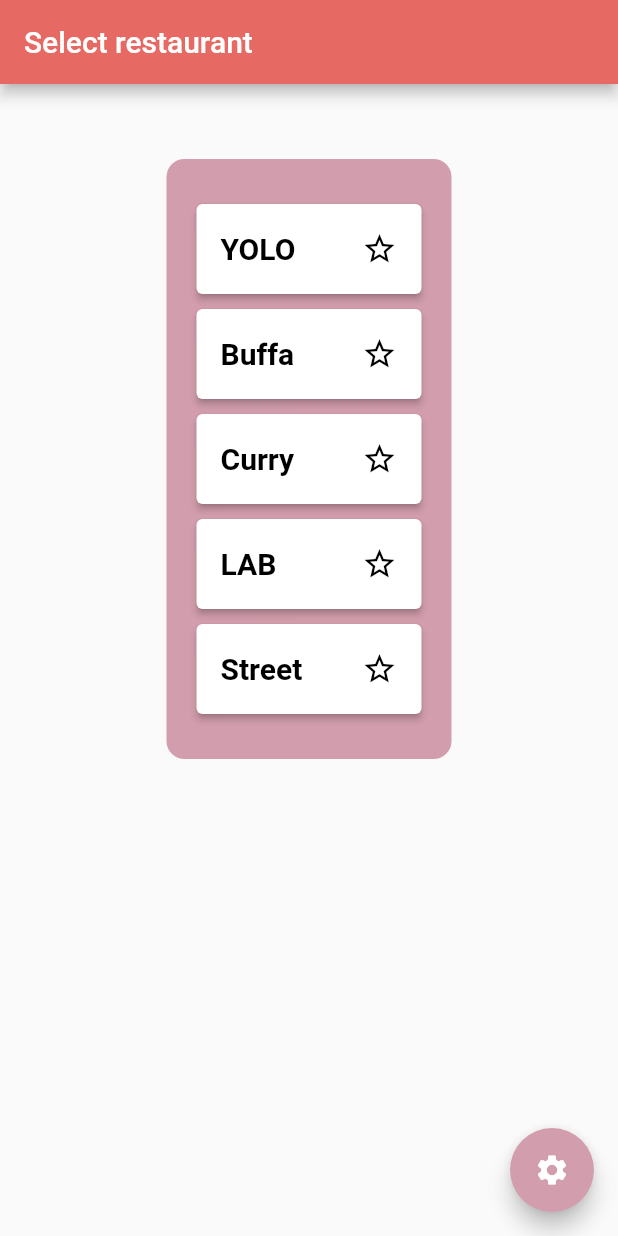
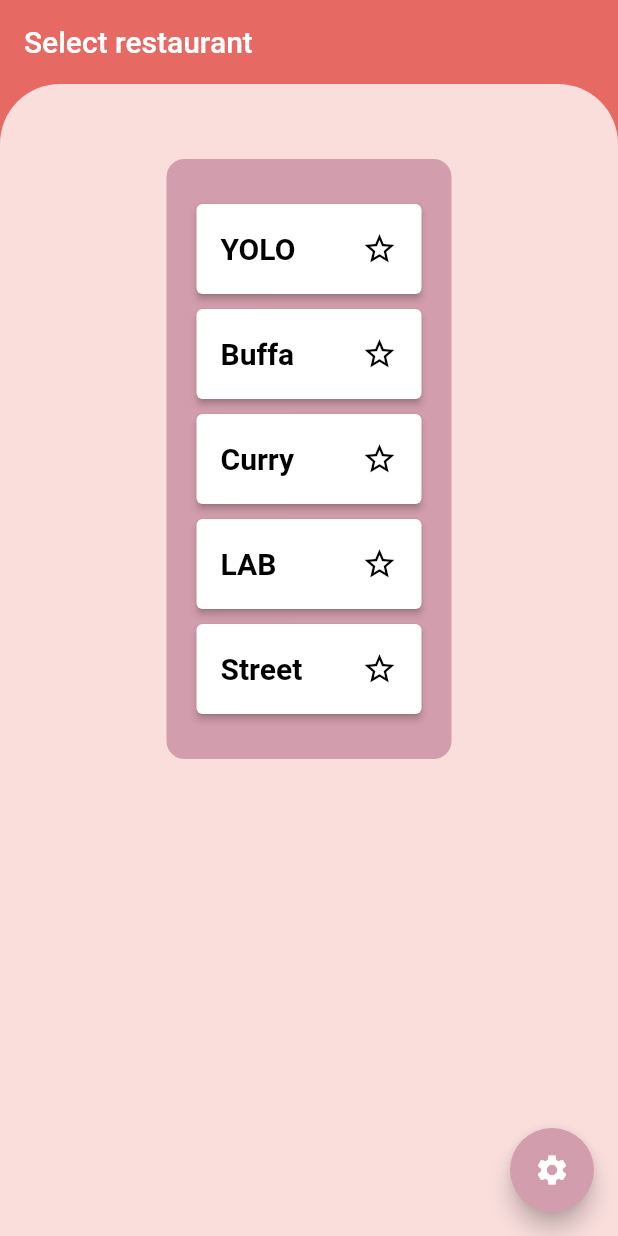
Before and after one commit to riihikallio/lunchq, a Flutter app: the screen it shows after launch, on a phone screen of 412 x 824 dp. Run offline on Flutter 3.47's test engine with Material 2 defaults, Android fonts, the light colour scheme and no system bars.

Commit message:
Home screen done

```diff
--- a/lib/main.dart
+++ b/lib/main.dart
@@ -23,8 +23,10 @@ class MainApp extends StatelessWidget {
         home: Scaffold(
             appBar: AppBar(
               title: const Text("Select restaurant"),
+              elevation: 0.0,
             ),
             body: Body(),
+            backgroundColor: const Color(0xFFE66A63),
             floatingActionButton: FloatingActionButton(
               onPressed: () {},
               backgroundColor: const Color(0xFFD29DAC),
@@ -42,19 +44,26 @@ class Body extends StatelessWidget {
     final List<RestaurantBtn> btns =
         restaurants.map((n) => RestaurantBtn(n)).toList();
 
-    return Align(
+    return Container(
+        decoration: BoxDecoration(
+          color: Theme.of(context).colorScheme.tertiary,
+          borderRadius: const BorderRadius.only(
+              topRight: Radius.circular(40), topLeft: Radius.circular(40)),
+        ),
+        child: Align(
           alignment: Alignment.topCenter,
           child: Container(
               decoration: BoxDecoration(
                   color: Theme.of(context).colorScheme.secondary,
                   borderRadius: BorderRadius.circular(12)),
-          constraints: BoxConstraints.loose(Size(500, restaurants.length * 80)),
+              constraints:
+                  BoxConstraints.loose(Size(500, restaurants.length * 80)),
               margin: const EdgeInsets.all(50),
               padding: const EdgeInsets.all(20),
               child: Column(
                   mainAxisAlignment: MainAxisAlignment.spaceEvenly,
                   children: btns)),
-    );
+        ));
   }
 }
 
```
Lines whose indentation alone changed are shown as unchanged.
